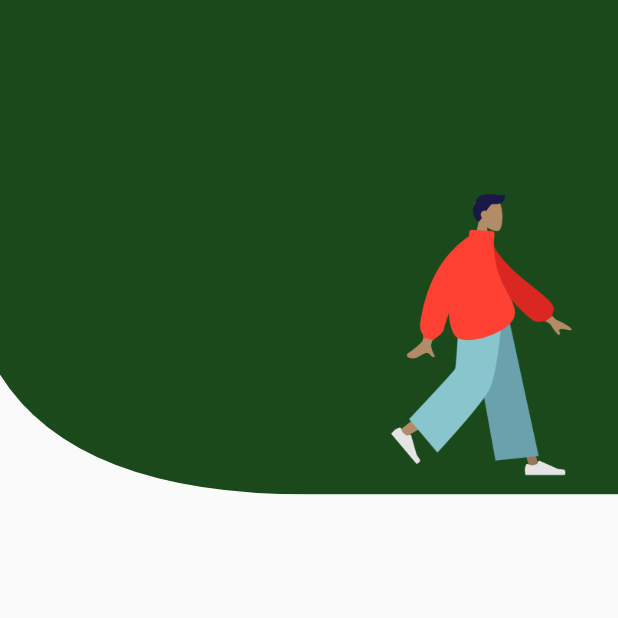
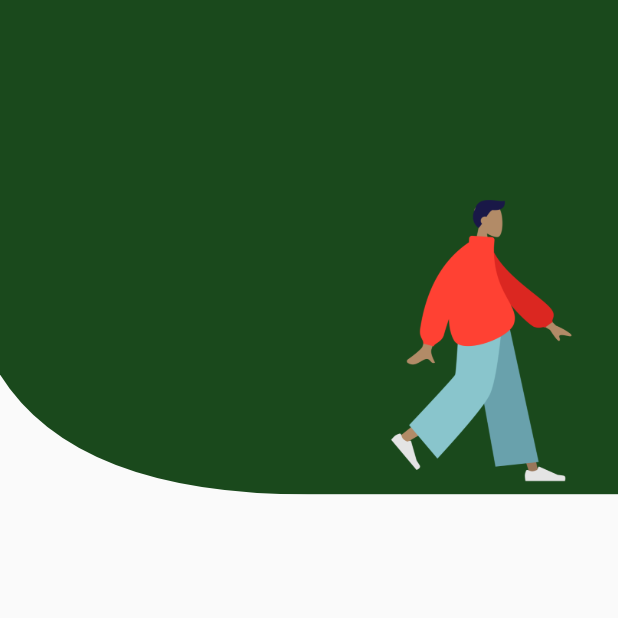
Before and after one commit to emilio-kariuki/ville, a Flutter app: the Overview screen opened directly, on a phone screen of 412 x 824 dp, the top half of it. Run offline on Flutter 3.47's test engine with Material 2 defaults, Android fonts, the light colour scheme and no system bars; our stand-ins replace curved_navigation_bar, dropdown_button2, fl_chart, geolocator, google_fonts, google_maps_flutter and 3 more; missing offline and left inert: colorful_safe_area, location_permissions.

Commit message:
March 13, 2022 11:40 AM

```diff
--- a/lib/Accounts/overview.dart
+++ b/lib/Accounts/overview.dart
@@ -15,8 +15,7 @@ class _OverviewState extends State<Overview> {
   Widget build(BuildContext context) {
     final size = MediaQuery.of(context).size;
     return Scaffold(
-      body: SafeArea(
-        child: Column(
+      body: Column(
         // ignore: prefer_const_literals_to_create_immutables
         children: [
           Stack(
@@ -31,7 +30,7 @@ class _OverviewState extends State<Overview> {
                 )),
           ),
           Positioned(
-              bottom: 5,
+            bottom: 1,
             right:5,
             child:Image.asset('assets/images/walking.png',height:size.height * 0.26),
           )
@@ -107,7 +106,6 @@ class _OverviewState extends State<Overview> {
           // ),
         ],
       ),
-      ),
     );
   }
 }
```
Lines whose indentation alone changed are shown as unchanged.
